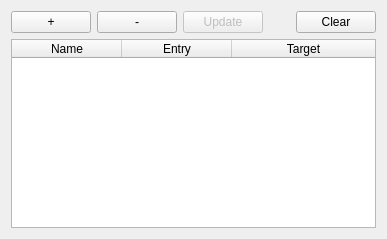
This is PathExplorer/Resources/UI/qSlicerPathExplorerTrajectoryTableWidget.ui in lchauvin/PathExplorer as Qt 5 draws it before an edit. The edited form follows.
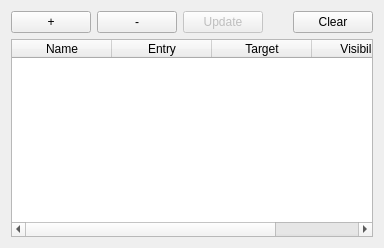
This is the edited form. Custom widgets are drawn as their Qt base class.

Commit message: ENH: Implemented ruler visibility, and initial reslice angle

The edit to the form file:
```diff
--- a/PathExplorer/Resources/UI/qSlicerPathExplorerTrajectoryTableWidget.ui
+++ b/PathExplorer/Resources/UI/qSlicerPathExplorerTrajectoryTableWidget.ui
@@ -6,8 +6,8 @@
    <rect>
     <x>0</x>
     <y>0</y>
-    <width>387</width>
-    <height>239</height>
+    <width>384</width>
+    <height>248</height>
    </rect>
   </property>
   <property name="windowTitle">
@@ -71,7 +71,7 @@
       <enum>QAbstractItemView::SelectRows</enum>
      </property>
      <attribute name="horizontalHeaderDefaultSectionSize">
-      <number>110</number>
+      <number>100</number>
      </attribute>
      <attribute name="horizontalHeaderStretchLastSection">
       <bool>true</bool>
@@ -91,6 +91,11 @@
        <string>Target</string>
       </property>
      </column>
+     <column>
+      <property name="text">
+       <string>Visibility</string>
+      </property>
+     </column>
     </widget>
    </item>
   </layout>
```
The commit also changes 8 other files.
